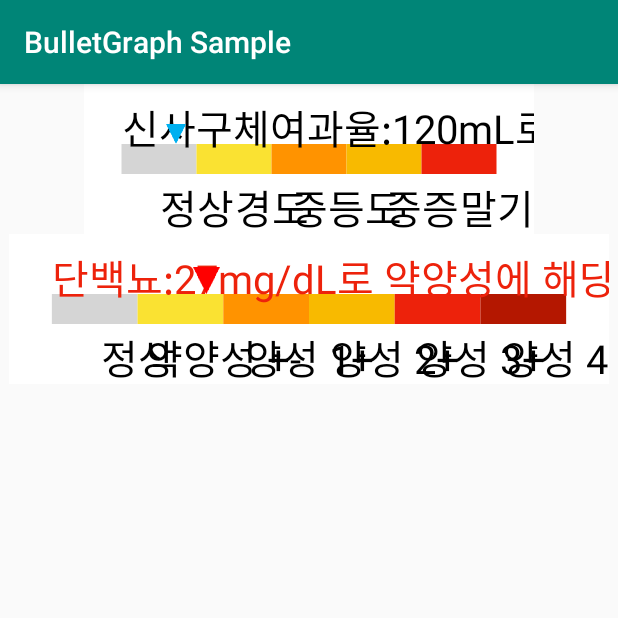
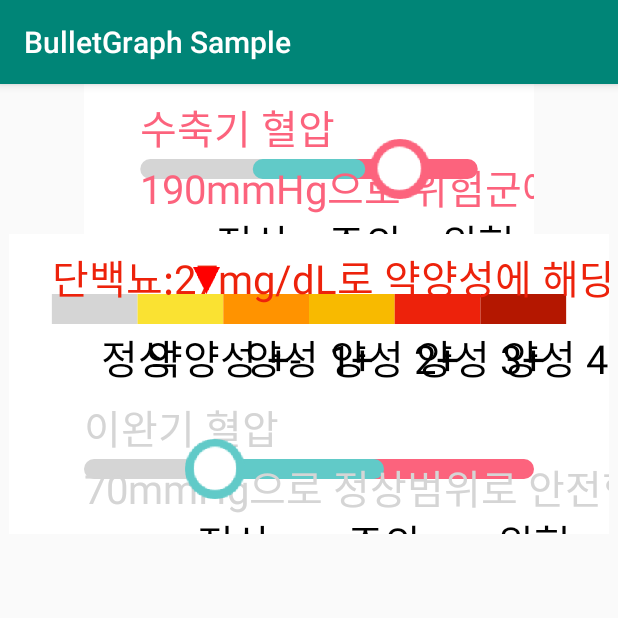
Before and after one commit to jaloveeye/BulletGraph, an Android app: the screen it shows after launch (MainActivity), on a phone screen of 412 x 824 dp, the top half of it. Run offline under Robolectric (Android 15) with nearby library versions, the phone set to English and light mode, and no system bars.

Commit message:
add bulletcircle

```diff
--- a/app/src/main/res/layout/fragment_bullet_graph.xml
+++ b/app/src/main/res/layout/fragment_bullet_graph.xml
@@ -9,26 +9,27 @@
     tools:context=".BulletGraphFragment">
 
 
-    <com.herace.bulletgraph.BulletGraph
+    <com.herace.bulletgraph.BulletCircle
         android:id="@+id/bullet_graph_1"
         android:layout_width="300dp"
         android:layout_height="100dp"
         app:layout_constraintStart_toStartOf="parent"
         app:layout_constraintEnd_toEndOf="parent"
         app:layout_constraintTop_toTopOf="parent"
-        app:noOfFields="5"
+        app:noOfFields="3"
         app:bgColor="#FFFFFF"
-        app:title="신사구체여과율:120mL로 정상입니다."
-        app:isWarning="false"
-        app:value="120"
-        app:isASC="false"
-        app:label_1="@array/graphA_LabelA"
-        app:label_2="@array/graphA_LabelB"
-        app:range="@array/graphA_Range"
+        app:title="수축기 혈압"
+        app:subTitle="190mmHg으로 위험군에 해당됩니다."
+        app:isWarning="true"
+        app:value="190"
+        app:isASC="true"
+        app:label_1="@array/graphC_LabelA"
+        app:label_2="@array/graphC_LabelB"
+        app:range="@array/graphC_Range"
     />
 
 
-    <com.herace.bulletgraph.BulletGraph
+    <com.herace.bulletgraph.BulletBlock
         android:id="@+id/bullet_graph_2"
         android:layout_width="400dp"
         android:layout_height="100dp"
@@ -45,4 +46,23 @@
         app:label_2="@array/graphB_LabelB"
         app:range="@array/graphB_Range"
         />
+
+    <com.herace.bulletgraph.BulletCircle
+        android:id="@+id/bullet_graph_3"
+        android:layout_width="400dp"
+        android:layout_height="100dp"
+        app:layout_constraintStart_toStartOf="parent"
+        app:layout_constraintEnd_toEndOf="parent"
+        app:layout_constraintTop_toBottomOf="@+id/bullet_graph_2"
+        app:noOfFields="3"
+        app:bgColor="#FFFFFF"
+        app:title="이완기 혈압"
+        app:subTitle="70mmHg으로 정상범위로 안전합니다."
+        app:isWarning="false"
+        app:value="70"
+        app:isASC="true"
+        app:label_1="@array/graphC_LabelA"
+        app:label_2="@array/graphD_LabelB"
+        app:range="@array/graphD_Range"
+        />
 </androidx.constraintlayout.widget.ConstraintLayout>
--- a/app/src/main/res/values/array.xml
+++ b/app/src/main/res/values/array.xml
@@ -1,7 +1,7 @@
 <?xml version="1.0" encoding="utf-8"?>
 <resources>
     <string-array name="graphA_LabelA">
-        <item></item>
+        <item />
         <item>정상</item>
         <item>경도</item>
         <item>중등도</item>
@@ -10,12 +10,12 @@
     </string-array>
 
     <string-array name="graphA_LabelB">
-        <item></item>
+        <item />
         <item>90</item>
         <item>60</item>
         <item>30</item>
         <item>15</item>
-        <item></item>
+        <item />
     </string-array>
 
     <string-array name="graphA_Range">
@@ -28,7 +28,7 @@
     </string-array>
 
     <string-array name="graphB_LabelA">
-        <item></item>
+        <item />
         <item>정상</item>
         <item>약양성 +-</item>
         <item>양성 1+</item>
@@ -38,13 +38,13 @@
     </string-array>
 
     <string-array name="graphB_LabelB">
-        <item></item>
+        <item />
         <item>15</item>
         <item>30</item>
         <item>100</item>
         <item>300</item>
         <item>1000</item>
-        <item></item>
+        <item />
     </string-array>
 
     <string-array name="graphB_Range">
@@ -56,4 +56,39 @@
         <item>1000</item>
         <item>2000</item>
     </string-array>
+
+    <string-array name="graphC_LabelA">
+        <item />
+        <item>정상</item>
+        <item>주의</item>
+        <item>위험</item>
+    </string-array>
+
+    <string-array name="graphC_LabelB">
+        <item />
+        <item>120mmHg</item>
+        <item>139mmHg</item>
+        <item />
+    </string-array>
+
+    <string-array name="graphC_Range">
+        <item>0</item>
+        <item>120</item>
+        <item>139</item>
+        <item>300</item>
+    </string-array>
+
+    <string-array name="graphD_LabelB">
+        <item />
+        <item>80mmHg</item>
+        <item>89mmHg</item>
+        <item />
+    </string-array>
+
+    <string-array name="graphD_Range">
+        <item>0</item>
+        <item>80</item>
+        <item>89</item>
+        <item>200</item>
+    </string-array>
 </resources>
--- /dev/null
+++ b/bulletgraph/src/main/java/com/herace/bulletgraph/BulletBlock.kt
@@ -0,0 +1,139 @@
+package com.herace.bulletgraph
+
+import android.util.AttributeSet
+import android.view.View
+import android.content.Context
+import android.graphics.*
+import android.os.Build.VERSION.SDK_INT
+import android.util.Log
+import androidx.core.view.marginTop
+import java.lang.Exception
+
+/**
+ * @author Herace(jaloveeye@gmail.com)
+ * Class: BulletGraph
+ * Created by Herace on 2019/11/26.
+ * Description:
+ */
+class BulletBlock @JvmOverloads constructor(
+    context: Context,
+    attrs: AttributeSet? = null,
+    defStyleAttr: Int = 0) : BulletGraph(context, attrs, defStyleAttr)
+{
+    /**
+     * make image to marker
+     */
+    private val markerRed = BitmapFactory.decodeResource(context.resources, R.drawable.mark_red)
+    private val markerBlue = BitmapFactory.decodeResource(context.resources, R.drawable.mark_blue)
+   init {
+        val attributeSet = context.theme.obtainStyledAttributes(attrs, R.styleable.BulletGraph, 0, 0)
+
+        try {
+        } finally {
+            attributeSet.recycle()
+        }
+    }
+
+    override fun onDraw(canvas: Canvas?) {
+        super.onDraw(canvas)
+
+        /**
+         * Set min width & min height
+         */
+        var mWIDTH = minWidth
+        var mHEIGHT = minHeight
+        if (width > minWidth) mWIDTH = width
+        if (height > minHeight) mHEIGHT = height
+
+
+        /**
+         * Draw Background Color
+         */
+        canvas?.drawRect(0.0F, 0.0f, mWIDTH.toFloat(), mHEIGHT.toFloat(), bgPaint)
+
+
+        /**
+         * Set Top & Bottom to Graph
+         */
+        val top = mHEIGHT.toFloat() * 0.4f
+        val bottom = mHEIGHT.toFloat() * 0.6f
+
+
+        /**
+         * Number of Fields to Graph
+         */
+        val number:Int = numberOfFields
+        val ratio: Float = mWIDTH.toFloat() / (number + 1).toFloat()
+
+
+        /**
+         * Draw block graph
+         */
+        for (i in 0 until number) canvas?.drawRect(i * ratio + ratio / 2f , top, ( i + 1) * ratio + ratio / 2f, bottom, paints[i])
+
+
+        /**
+         * Draw Title Text
+         */
+        canvas?.drawText(title!!, ratio / 2f, titleSize + 20f, titlePaint)
+
+
+        /**
+         * Draw axis label
+         */
+        val LabelABottom = bottom + labelSize + 10f
+        val LabelBBottom = bottom + labelSize * 2 + 10f
+
+        for (i in 0 until number.plus(1)) {
+            canvas?.drawText(labelA?.get(i).toString(), i * ratio + ratio / 2f, LabelABottom, labelPaint)
+            canvas?.drawText(labelB?.get(i).toString(), i * ratio + ratio / 2f, LabelBBottom, labelPaint)
+        }
+
+        /**
+         * Calculation to x axis coordinates to marker
+         */
+        var target = 0
+        var ratioValue = 0f
+        for (i in 0 until range?.size?.minus(1)!!) {
+            if (isASC) {
+                if (value >= Integer.parseInt(range?.get(i).toString()) && value <  Integer.parseInt(range?.get(i + 1).toString())) {
+                    target = i
+                    val startVal =  Integer.parseInt(range?.get(i + 1).toString()).toFloat()
+                    val endVal = Integer.parseInt(range?.get(i).toString()).toFloat()
+                    ratioValue = (value.toFloat() - endVal) / (startVal - endVal)
+                    break
+                }
+            } else {
+                if (value < Integer.parseInt(range?.get(i).toString()) && value >=  Integer.parseInt(range?.get(i + 1).toString())) {
+                    target = i
+                    val startVal =  Integer.parseInt(range?.get(i).toString()).toFloat()
+                    val endVal = Integer.parseInt(range?.get(i + 1).toString()).toFloat()
+                    ratioValue = 1F - (value.toFloat() - endVal) / (startVal - endVal)
+                    break
+                }
+            }
+        }
+
+        val markerX = ratio * ratioValue
+        val widthTemp = mWIDTH / 22
+        setMarkerRect(widthTemp, markerX, target, ratio, top.toInt())
+        if (isWarning) canvas?.drawBitmap(markerRed, null, markerRect, null)
+        else canvas?.drawBitmap(markerBlue, null, markerRect, null)
+    }
+//
+//
+//    private fun getResourceIdToColor(resourceId: Int): Int {
+//        if (SDK_INT >= 23) return resources.getColor(resourceId, null)
+//        else return resources.getColor(resourceId)
+//    }
+//
+//
+//    private fun setMarkerRect(widthTemp:Int, markerX: Float, target: Int, ratio: Float, top: Int)  {
+//        val x = (markerX + target * ratio + ratio / 2f).toInt() - widthTemp/2
+//        val y = top - widthTemp
+//        val w = widthTemp + x
+//        val h = widthTemp + y
+//
+//        markerRect.set(x, y, w, h)
+//    }
+}
--- /dev/null
+++ b/bulletgraph/src/main/java/com/herace/bulletgraph/BulletCircle.kt
@@ -0,0 +1,198 @@
+package com.herace.bulletgraph
+
+import android.util.AttributeSet
+import android.view.View
+import android.content.Context
+import android.graphics.*
+import android.os.Build.VERSION.SDK_INT
+import android.util.Log
+import androidx.core.view.marginTop
+import java.lang.Exception
+
+/**
+ * @author Herace(jaloveeye@gmail.com)
+ * Class: BulletGraph
+ * Created by Herace on 2019/11/26.
+ * Description:
+ */
+class BulletCircle @JvmOverloads constructor(
+    context: Context,
+    attrs: AttributeSet? = null,
+    defStyleAttr: Int = 0) : BulletGraph(context, attrs, defStyleAttr)
+{
+    private var paintCyan = Paint()
+    private var paintLightRed = Paint()
+
+    private var subTitle: String? = ""
+
+    /**
+     * make image to marker
+     */
+    private val markerRed = BitmapFactory.decodeResource(context.resources, R.drawable.marker_circle_red)
+    private val markerBlue = BitmapFactory.decodeResource(context.resources, R.drawable.marker_circle_cyan)
+
+    private var graphRect: RectF = RectF(0F, 0F, 0F, 0F)
+
+    private val subTitleSize = 40f
+    private var subTitlePaint: Paint
+
+    init {
+        val attributeSet = context.theme.obtainStyledAttributes(attrs, R.styleable.BulletCircle, 0, 0)
+
+        try {
+            subTitle = attributeSet.getString(R.styleable.BulletCircle_subTitle)
+            if (subTitle.isNullOrBlank()) subTitle = ""
+
+            paintCyan.color = getResourceIdToColor(R.color.colorBulletCyan)
+            paintLightRed.color = getResourceIdToColor(R.color.colorBulletLightRed)
+
+            paints.remove(paintYellow)
+            paints.remove(paintOrange)
+            paints.remove(paintDarkOragne)
+            paints.remove(paintRed)
+            paints.remove(paintDarkRed)
+
+            paints.add(paintCyan)
+            paints.add(paintLightRed)
+
+            var titleColor = getResourceIdToColor(R.color.colorBulletGray)
+            if (isWarning) titleColor = getResourceIdToColor(R.color.colorBulletLightRed)
+
+            titlePaint =
+                Paint().apply {
+                    isAntiAlias = true
+                    color = titleColor
+                    style = Paint.Style.FILL
+                    textSize = titleSize
+                    textAlign = Paint.Align.LEFT
+                    typeface = Typeface.DEFAULT
+                }
+
+            subTitlePaint =
+                Paint().apply {
+                    isAntiAlias = true
+                    color = titleColor
+                    style = Paint.Style.FILL
+                    textSize = subTitleSize
+                    textAlign = Paint.Align.LEFT
+                    typeface = Typeface.DEFAULT
+                }
+        } finally {
+            attributeSet.recycle()
+        }
+    }
+
+    override fun onDraw(canvas: Canvas?) {
+        super.onDraw(canvas)
+
+        /**
+         * Set min width & min height
+         */
+        var mWIDTH = minWidth
+        var mHEIGHT = minHeight
+        if (width > minWidth) mWIDTH = width
+        if (height > minHeight) mHEIGHT = height
+
+
+        /**
+         * Draw Background Color
+         */
+        canvas?.drawRect(0.0F, 0.0f, mWIDTH.toFloat(), mHEIGHT.toFloat(), bgPaint)
+
+
+        /**
+         * Set Top & Bottom to Graph
+         */
+        val top = mHEIGHT.toFloat() * 0.5f
+//        val bottom = mHEIGHT.toFloat() * 0.6f
+        val bottom = top + 20f
+
+
+        /**
+         * Number of Fields to Graph
+         */
+        val number:Int = numberOfFields
+        val ratio: Float = mWIDTH.toFloat() / (number + 1).toFloat()
+
+
+        /**
+         * Draw graph
+         * 처음, 마지막 먼저 그리고 가운데를 그려야 함.
+         */
+        val cornerRadius = 25F
+
+        graphRect.set(ratio / 2f, top, ratio + ratio / 2f + cornerRadius, bottom)
+        canvas?.drawRoundRect(graphRect, cornerRadius, cornerRadius, paints[0])
+
+        graphRect.set((number - 1) * ratio + ratio / 2f - cornerRadius, top, ( number ) * ratio + ratio / 2f, bottom)
+        canvas?.drawRoundRect(graphRect, cornerRadius, cornerRadius, paints[number - 1])
+
+        for (i in 1 until number.minus(1)) {
+            graphRect.set(i * ratio + ratio / 2f, top, ( i + 1) * ratio + ratio / 2f, bottom)
+            canvas?.drawRoundRect(graphRect, cornerRadius, cornerRadius, paints[i])
+        }
+
+
+        /**
+         * Draw Title Text
+         */
+        val titleMarginTop = 20f
+        canvas?.drawText(title!!, ratio / 2f, titleSize + titleMarginTop, titlePaint)
+        canvas?.drawText(subTitle!!, ratio / 2f, titleSize + subTitleSize + titleMarginTop * 2, subTitlePaint)
+
+
+        /**
+         * Draw axis label
+         */
+        val labelMarginTop = 40f
+        val LabelABottom = bottom + labelSize + labelMarginTop
+        val LabelBBottom = bottom + labelSize * 2 + labelMarginTop
+
+        for (i in 0 until number.plus(1)) {
+            canvas?.drawText(labelA?.get(i).toString(), i * ratio + ratio / 2f, LabelABottom, labelPaint)
+            canvas?.drawText(labelB?.get(i).toString(), i * ratio + ratio / 2f, LabelBBottom, labelPaint)
+        }
+
+        /**
+         * Calculation to x axis coordinates to marker
+         */
+        var target = 0
+        var ratioValue = 0f
+        for (i in 0 until range?.size?.minus(1)!!) {
+            if (isASC) {
+                if (value >= Integer.parseInt(range?.get(i).toString()) && value <  Integer.parseInt(range?.get(i + 1).toString())) {
+                    target = i
+                    val startVal =  Integer.parseInt(range?.get(i + 1).toString()).toFloat()
+                    val endVal = Integer.parseInt(range?.get(i).toString()).toFloat()
+                    ratioValue = (value.toFloat() - endVal) / (startVal - endVal)
+                    break
+                }
+            } else {
+                if (value < Integer.parseInt(range?.get(i).toString()) && value >=  Integer.parseInt(range?.get(i + 1).toString())) {
+                    target = i
+                    val startVal =  Integer.parseInt(range?.get(i).toString()).toFloat()
+                    val endVal = Integer.parseInt(range?.get(i + 1).toString()).toFloat()
+                    ratioValue = 1F - (value.toFloat() - endVal) / (startVal - endVal)
+                    break
+                }
+            }
+        }
+
+        val markerX = ratio * ratioValue
+//        val widthTemp = mWIDTH / 15
+        val widthTemp = 60
+        setMarkerRect(widthTemp, markerX, target, ratio, top.toInt())
+        if (isWarning) canvas?.drawBitmap(markerRed, null, markerRect, null)
+        else canvas?.drawBitmap(markerBlue, null, markerRect, null)
+    }
+
+
+    override fun setMarkerRect(widthTemp:Int, markerX: Float, target: Int, ratio: Float, top: Int)  {
+        val x = (markerX + target * ratio + ratio / 2f).toInt() - widthTemp/2
+        val y = top - widthTemp / 2 + 10 // (bottom - top)/2 ???
+        val w = widthTemp + x
+        val h = widthTemp + y
+
+        markerRect.set(x, y, w, h)
+    }
+}
--- a/bulletgraph/src/main/java/com/herace/bulletgraph/BulletGraph.kt
+++ b/bulletgraph/src/main/java/com/herace/bulletgraph/BulletGraph.kt
@@ -12,57 +12,53 @@ import java.lang.Exception
 /**
  * @author Herace(jaloveeye@gmail.com)
  * Class: BulletGraph
- * Created by Herace on 2019/11/26.
+ * Created by Herace on 2019/11/25.
  * Description:
  */
+
 open class BulletGraph @JvmOverloads constructor(
     context: Context,
     attrs: AttributeSet? = null,
     defStyleAttr: Int = 0)
     : View(context, attrs, defStyleAttr)
 {
-    private var paints: MutableList<Paint> = mutableListOf()
-    private var paintWhite = Paint()
-    private var paintGray = Paint()
-    private var paintYellow = Paint()
-    private var paintOrange = Paint()
-    private var paintDarkOragne = Paint()
-    private var paintRed = Paint()
-    private var paintDarkRed = Paint()
-    private var paintBlue = Paint()
-    private var bgPaint = Paint()
+    var paints: MutableList<Paint> = mutableListOf()
+    var paintWhite = Paint()
+    var paintGray = Paint()
+    var paintYellow = Paint()
+    var paintOrange = Paint()
+    var paintDarkOragne = Paint()
+    var paintRed = Paint()
+    var paintDarkRed = Paint()
+    var paintBlue = Paint()
 
-    private var minWidth = 200
-    private var minHeight = 100
+    var bgPaint = Paint()
 
-    private var numberOfFields = 6
+    var minWidth = 200
+    var minHeight = 100
+
+    var numberOfFields = 6
         set(value) {
             field = value
             invalidate()
         }
 
-    private var bgColor: String? = null
-    private var isWarning: Boolean = false
-    private var title: String? = ""
-    private var value: Int = 0
-    private var isASC: Boolean = false
-    private var labelA: Array<CharSequence>? = null
-    private var labelB: Array<CharSequence>? = null
-    private var range: Array<CharSequence>? = null
+    var bgColor: String? = null
+    var isWarning: Boolean = false
+    var title: String? = ""
+    var value: Int = 0
+    var isASC: Boolean = false
+    var labelA: Array<CharSequence>? = null
+    var labelB: Array<CharSequence>? = null
+    var range: Array<CharSequence>? = null
 
-    /**
-     * make image to marker
-     */
-    private val markerRed = BitmapFactory.decodeResource(context.resources, R.drawable.mark_red)
-    private val markerBlue = BitmapFactory.decodeResource(context.resources, R.drawable.mark_blue)
+    var markerRect: Rect = Rect(0, 0, 0, 0)
 
-    private var markerRect: Rect = Rect(0, 0, 0, 0)
+    val labelSize = 40f
+    val labelPaint: Paint
 
-    private val labelSize = 40f
-    private val labelPaint: Paint
-
-    private val titleSize = 40f
-    private var titlePaint: Paint
+    val titleSize = 40f
+    var titlePaint: Paint
 
 
     init {
@@ -130,101 +126,13 @@ open class BulletGraph @JvmOverloads constructor(
         }
     }
 
-    override fun onDraw(canvas: Canvas?) {
-        super.onDraw(canvas)
-
-        /**
-         * Set min width & min height
-         */
-        var mWIDTH = minWidth
-        var mHEIGHT = minHeight
-        if (width > minWidth) mWIDTH = width
-        if (height > minHeight) mHEIGHT = height
-
-
-        /**
-         * Draw Background Color
-         */
-        canvas?.drawRect(0.0F, 0.0f, mWIDTH.toFloat(), mHEIGHT.toFloat(), bgPaint)
-
-
-        /**
-         * Set Top & Bottom to Graph
-         */
-        val top = mHEIGHT.toFloat() * 0.4f
-        val bottom = mHEIGHT.toFloat() * 0.6f
-
-
-        /**
-         * Number of Fields to Graph
-         */
-        val number:Int = numberOfFields
-        val ratio: Float = mWIDTH.toFloat() / (number + 1).toFloat()
-
-
-        /**
-         * Draw block graph
-         */
-        for (i in 0 until number) canvas?.drawRect(i * ratio + ratio / 2f , top, ( i + 1) * ratio + ratio / 2f, bottom, paints[i])
-
-
-        /**
-         * Draw Title Text
-         */
-        canvas?.drawText(title!!, ratio / 2f, titleSize + 20f, titlePaint)
-
-
-        /**
-         * Draw axis label
-         */
-        val LabelABottom = bottom + labelSize + 10f
-        val LabelBBottom = bottom + labelSize * 2 + 10f
-
-        for (i in 0 until number.plus(1)) {
-            canvas?.drawText(labelA?.get(i).toString(), i * ratio + ratio / 2f, LabelABottom, labelPaint)
-            canvas?.drawText(labelB?.get(i).toString(), i * ratio + ratio / 2f, LabelBBottom, labelPaint)
-        }
-
-        /**
-         * Calculation to x axis coordinates to marker
-         */
-        var target = 0
-        var ratioValue = 0f
-        for (i in 0 until range?.size?.minus(1)!!) {
-            if (isASC) {
-                if (value >= Integer.parseInt(range?.get(i).toString()) && value <  Integer.parseInt(range?.get(i + 1).toString())) {
-                    target = i
-                    val startVal =  Integer.parseInt(range?.get(i + 1).toString()).toFloat()
-                    val endVal = Integer.parseInt(range?.get(i).toString()).toFloat()
-                    ratioValue = (value.toFloat() - endVal) / (startVal - endVal)
-                    break
-                }
-            } else {
-                if (value < Integer.parseInt(range?.get(i).toString()) && value >=  Integer.parseInt(range?.get(i + 1).toString())) {
-                    target = i
-                    val startVal =  Integer.parseInt(range?.get(i).toString()).toFloat()
-                    val endVal = Integer.parseInt(range?.get(i + 1).toString()).toFloat()
-                    ratioValue = 1F - (value.toFloat() - endVal) / (startVal - endVal)
-                    break
-                }
-            }
-        }
-
-        val markerX = ratio * ratioValue
-        val widthTemp = mWIDTH / 22
-        setMarkerRect(widthTemp, markerX, target, ratio, top.toInt())
-        if (isWarning) canvas?.drawBitmap(markerRed, null, markerRect, null)
-        else canvas?.drawBitmap(markerBlue, null, markerRect, null)
-    }
-
-
-    private fun getResourceIdToColor(resourceId: Int): Int {
+    fun getResourceIdToColor(resourceId: Int): Int {
         if (SDK_INT >= 23) return resources.getColor(resourceId, null)
         else return resources.getColor(resourceId)
     }
 
 
-    private fun setMarkerRect(widthTemp:Int, markerX: Float, target: Int, ratio: Float, top: Int)  {
+    open fun setMarkerRect(widthTemp:Int, markerX: Float, target: Int, ratio: Float, top: Int)  {
         val x = (markerX + target * ratio + ratio / 2f).toInt() - widthTemp/2
         val y = top - widthTemp
         val w = widthTemp + x
--- a/bulletgraph/src/main/res/values/attrs.xml
+++ b/bulletgraph/src/main/res/values/attrs.xml
@@ -11,4 +11,7 @@
         <attr name="label_2" />
         <attr name="range" />
     </declare-styleable>
+    <declare-styleable name="BulletCircle">
+        <attr name="subTitle" format="string" />
+    </declare-styleable>
 </resources>
--- a/bulletgraph/src/main/res/values/colors.xml
+++ b/bulletgraph/src/main/res/values/colors.xml
@@ -12,4 +12,6 @@
     <color name="colorBulletBlue">#00A1FF</color>
     <color name="colorBulletWhite">#FFFFFF</color>
     <color name="colorBulletBlack">#000000</color>
+    <color name="colorBulletCyan">#61CAC8</color>
+    <color name="colorBulletLightRed">#FC637D</color>
 </resources>
```
Also changed, not shown: bulletgraph/src/main/res/drawable/marker_circle_cyan.png (added), bulletgraph/src/main/res/drawable/marker_circle_red.png (added), 2 other files.
